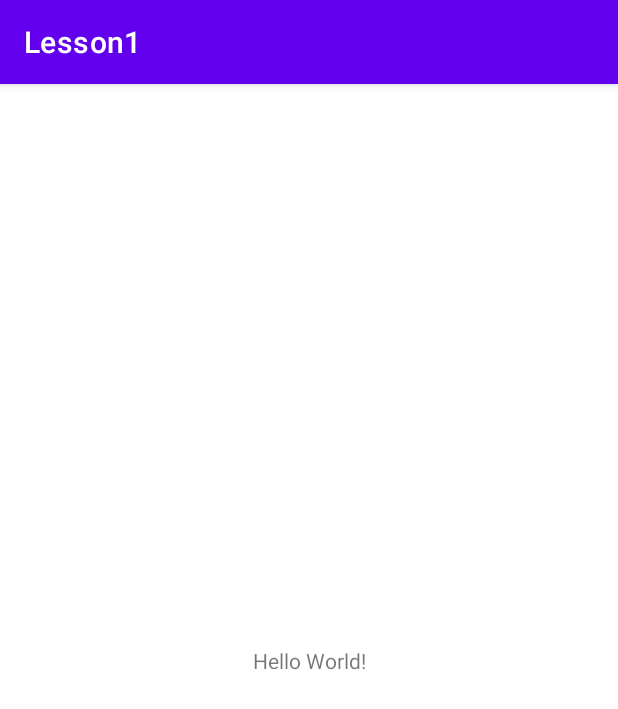
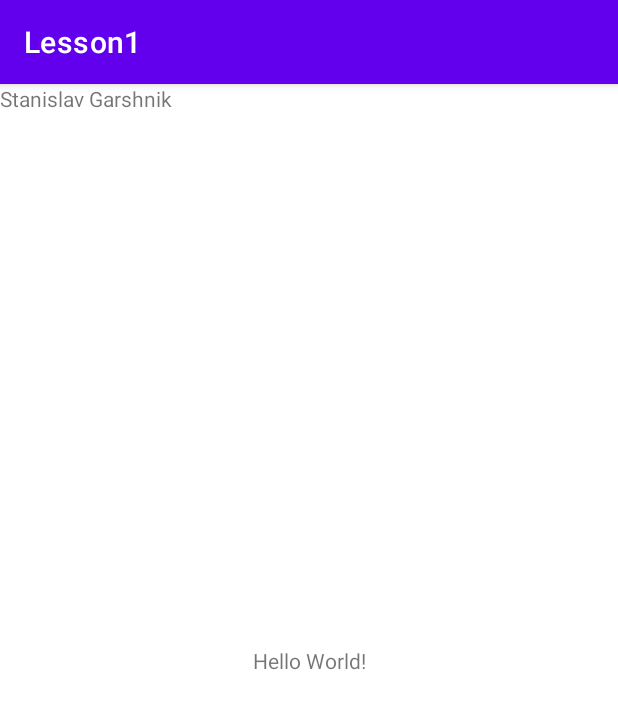
Before and after one commit to AdastroAgni/Stanislav_Garshnik-AppForAndroid, an Android app: the screen it shows after launch (MainActivity), on a phone screen of 412 x 824 dp. Shown: the top 709 px of the screen. Run offline under Robolectric (Android 15) with nearby library versions, the phone set to English and light mode, and no system bars.

Commit message:
add new TextView

```diff
--- a/app/src/main/res/layout/activity_main.xml
+++ b/app/src/main/res/layout/activity_main.xml
@@ -15,4 +15,12 @@
         app:layout_constraintStart_toStartOf="parent"
         app:layout_constraintTop_toTopOf="parent" />
 
+    <TextView
+        android:id="@+id/textView"
+        android:layout_width="117dp"
+        android:layout_height="23dp"
+        android:text="Stanislav Garshnik"
+        tools:layout_editor_absoluteX="147dp"
+        tools:layout_editor_absoluteY="387dp" />
+
 </androidx.constraintlayout.widget.ConstraintLayout>
```
